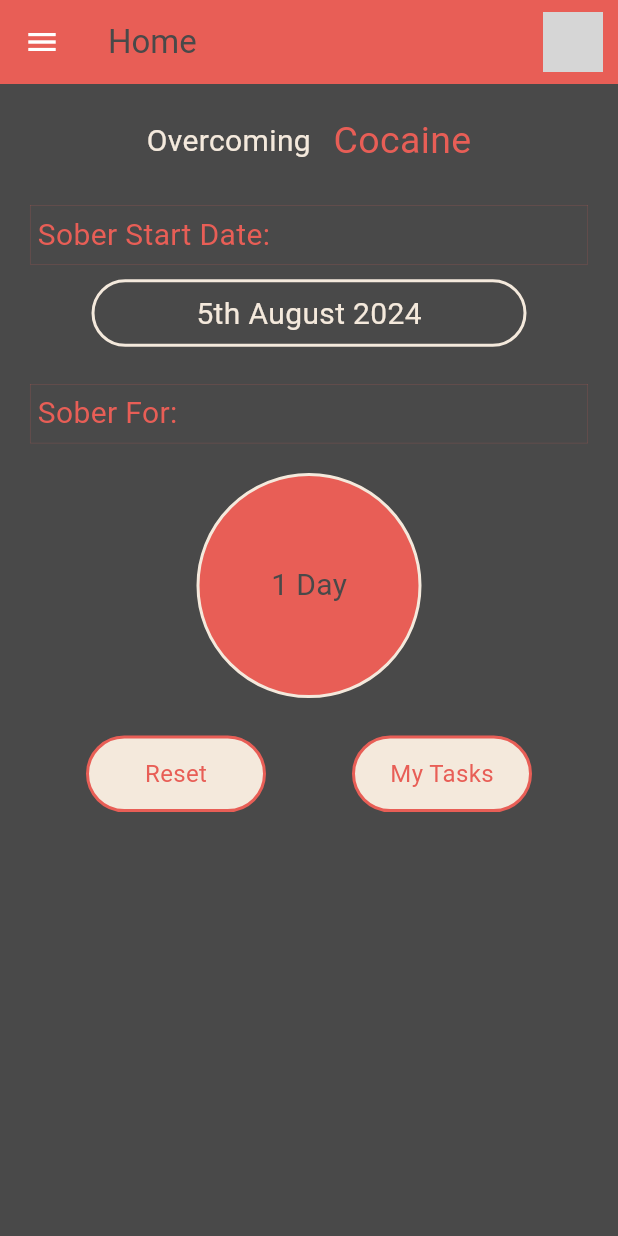
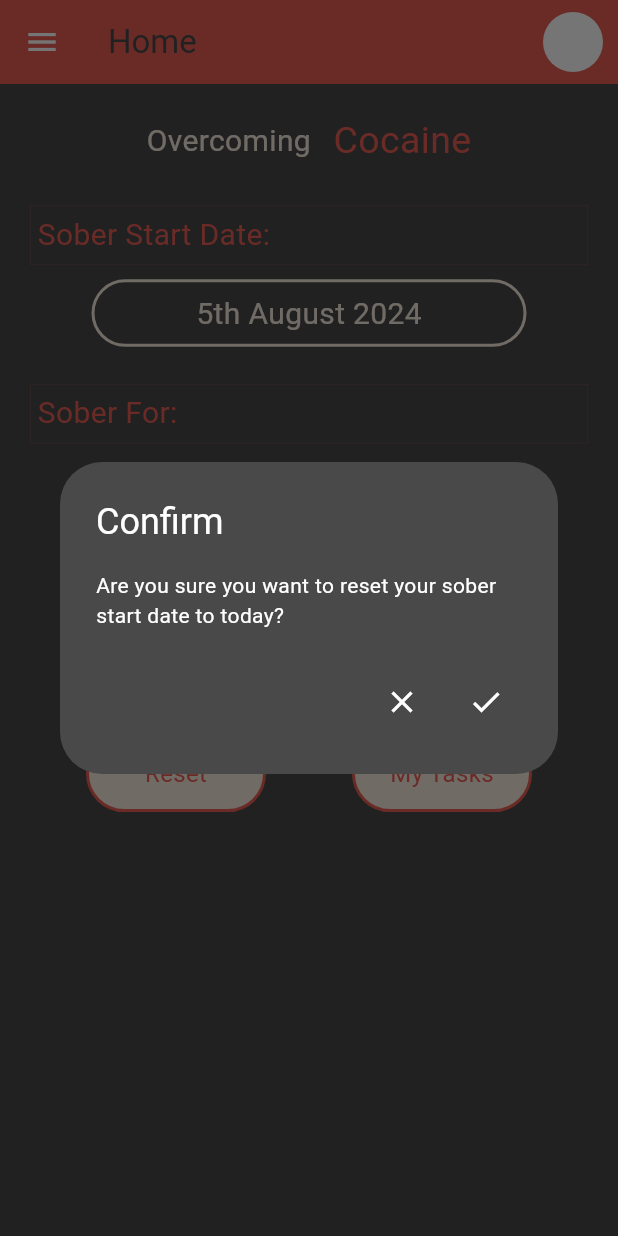
Before and after one commit to broken555wheel/Ahueni, a Flutter app: the screen it shows once a user with an empty profile is signed in, after a tap on "Reset", on a phone screen of 412 x 824 dp. Run offline on Flutter 3.47's test engine with Material 3 defaults, Android fonts, the phone set to English and light mode, and no system bars; our stand-ins replace firebase_auth, firebase_core; accounts and stored records are empty; grey boxes are pictures that could not be loaded.

Commit message:
Added Alert Dialogue for the reset button

```diff
--- a/lib/pages/home_page.dart
+++ b/lib/pages/home_page.dart
@@ -2,6 +2,7 @@ import 'package:ahueni/components/my_app_bar.dart';
 import 'package:ahueni/components/my_button.dart';
 import 'package:ahueni/components/my_drawer.dart';
 import 'package:flutter/material.dart';
+import 'package:flutter/widgets.dart';
 
 class HomePage extends StatefulWidget {
   const HomePage({super.key});
@@ -161,7 +162,49 @@ class _HomePage extends State<HomePage> {
           Row(
             mainAxisAlignment: MainAxisAlignment.spaceEvenly,
             children: [
-              MyButton(buttonText: 'Reset', onTap: () {}),
+              MyButton(
+                buttonText: 'Reset',
+                onTap: () {
+                  showDialog(
+                    context: context,
+                    builder: (context) {
+                      return AlertDialog(
+                        title: const Text('Confirm'),
+                        content: const Text(
+                            'Are you sure you want to reset your sober start date to today?'),
+                        actions: <Widget>[
+                          IconButton(
+                            onPressed: () => Navigator.pop(context),
+                            icon: const Icon(Icons.close),
+                          ),
+                          IconButton(
+                            onPressed: () {
+                              Navigator.pop(context);
+                              showDialog(
+                                context: context,
+                                builder: (context) {
+                                  return AlertDialog(
+                                    title: const Text('Note'),
+                                    content: const Text(
+                                        ' Your Accountability Partners will be notified about the relapse'),
+                                    actions: <Widget>[
+                                      ElevatedButton(
+                                        onPressed: () => const Placeholder(),
+                                        child: const Text('OK'),
+                                      ),
+                                    ],
+                                  );
+                                },
+                              );
+                            },
+                            icon: const Icon(Icons.check),
+                          ),
+                        ],
+                      );
+                    },
+                  );
+                },
+              ),
               MyButton(buttonText: 'My Tasks', onTap: () {}),
             ],
           ),
```
